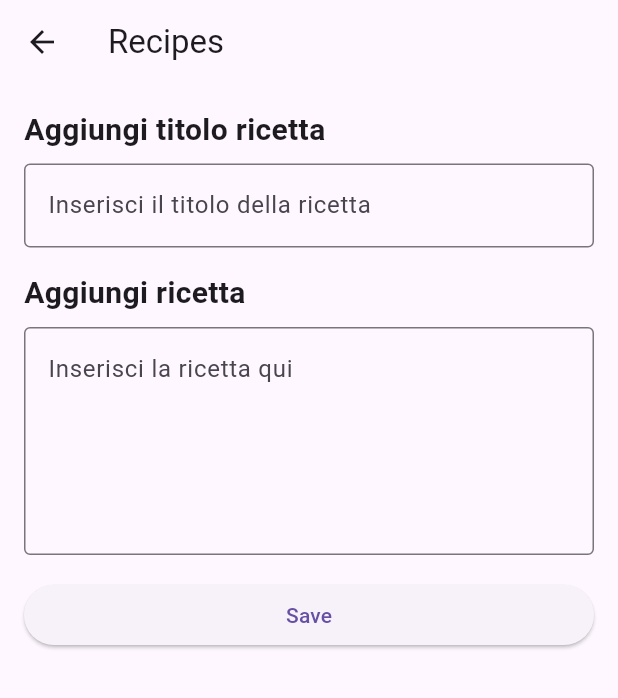
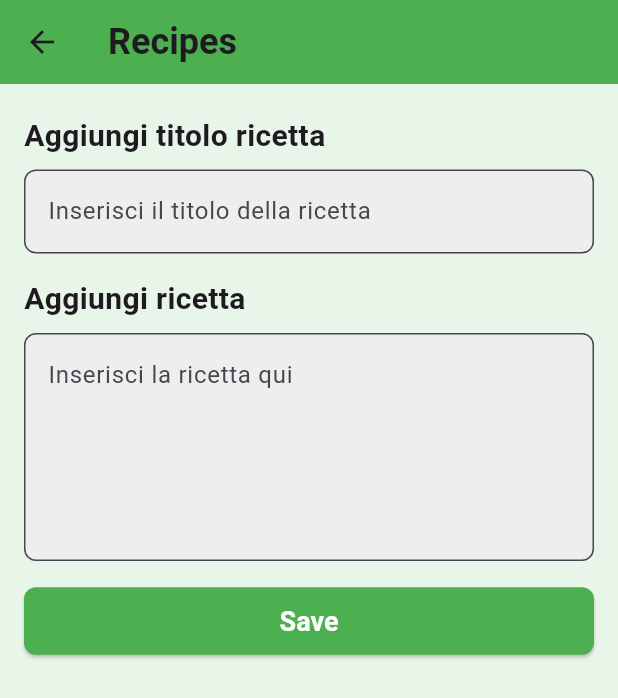
Before and after one commit to meliselmanhaskaj/MyGarden, a Flutter app: the screen it shows after launch, item 3 of the bottom bar chosen, after a tap on the "add" icon, on a phone screen of 412 x 824 dp. Shown: the top 698 px of the screen. Run offline on Flutter 3.47's test engine with Material 3 defaults, Android fonts, the phone set to English and light mode, and no system bars; our stand-ins replace shared_preferences.

Commit message:
deign fatto male ancora

```diff
--- a/lib/main.dart
+++ b/lib/main.dart
@@ -1,9 +1,9 @@
 import 'dart:convert';
+import 'package:address_24/models/plant.dart';
 import 'package:address_24/screens/my_plant.dart';
 import 'package:address_24/screens/recipesadd_screen.dart';
 import 'package:flutter/material.dart';
 import 'package:flutter/services.dart';
-import 'models/plant.dart';
 
 void main() {
   runApp(MyApp());
@@ -15,7 +15,27 @@ class MyApp extends StatelessWidget {
     return MaterialApp(
       title: 'Esempio di Barra di Navigazione Inferiore',
       theme: ThemeData(
-        primarySwatch: Colors.blue,
+        primaryColor: Colors.green[500],
+        scaffoldBackgroundColor: Colors.green[50],
+        appBarTheme: AppBarTheme(
+          color: Colors.green[500],
+        ),
+        bottomNavigationBarTheme: BottomNavigationBarThemeData(
+          selectedItemColor: Colors.green[500],
+          unselectedItemColor: Colors.grey[600],
+          backgroundColor: Colors.green[50],
+        ),
+        textTheme: TextTheme(
+          headline6: TextStyle(
+            fontSize: 24.0,
+            fontWeight: FontWeight.bold,
+            color: Colors.white, // Colore del testo dell'AppBar
+          ),
+          bodyText1: TextStyle(
+            fontSize: 16.0,
+            color: Colors.black,
+          ),
+        ),
       ),
       home: MyHomePage(),
     );
@@ -52,7 +72,6 @@ class _MyHomePageState extends State<MyHomePage> {
       _selectedIndex = index;
       if (_selectedIndex == 2) {
         _selectedIndex = 1;
-        // Se l'utente preme sull'icona delle Ricette (indice 2), apri la schermata principale delle Ricette
         Navigator.push(
           context,
           MaterialPageRoute(builder: (context) => RecipesMainScreen()),
@@ -75,38 +94,64 @@ class _MyHomePageState extends State<MyHomePage> {
   Widget build(BuildContext context) {
     return Scaffold(
       appBar: AppBar(
-        title:
-            Text('MyGarden - La migliore app per il management del tuo orto!'),
+        title: Text(
+          'MyGarden',
+          style: Theme.of(context).textTheme.headline6,
+        ),
       ),
       body: ListView.builder(
         itemCount: plants.length,
         itemBuilder: (context, index) {
           return ListTile(
-            title: Text(plants[index]),
+            title: Text(
+              plants[index],
+              style: Theme.of(context).textTheme.bodyText1,
+            ),
             onTap: () =>
                 {print(jsonList[index]), _onPlantTapped(jsonList[index])},
           );
         },
       ),
-      bottomNavigationBar: BottomNavigationBar(
-        items: const <BottomNavigationBarItem>[
+    bottomNavigationBar: Container(
+  decoration: BoxDecoration(
+    border: Border(
+      top: BorderSide(
+        color: Colors.black,
+        width: 1.0,
+      ),
+    ),
+  ),
+  child: BottomNavigationBar(
+    backgroundColor: Colors.white,
+    selectedItemColor: Colors.green[500],
+    unselectedItemColor: Colors.blue,
+    showSelectedLabels: true,
+    showUnselectedLabels: true,
+    selectedFontSize: 14.0,
+    unselectedFontSize: 14.0,
+    currentIndex: _selectedIndex,
+    onTap: _onItemTapped,
+    items: <BottomNavigationBarItem>[
       BottomNavigationBarItem(
-            icon: Icon(Icons.calendar_today),
+        icon: Icon(Icons.calendar_today, size: 28),
         label: 'Calendar',
       ),
       BottomNavigationBarItem(
-            icon: Icon(Icons.nature),
+        icon: Icon(Icons.nature, size: 28),
         label: 'My Garden',
       ),
       BottomNavigationBarItem(
-            icon: Icon(Icons.menu_book),
+        icon: Icon(Icons.menu_book, size: 28),
         label: 'Recipes',
       ),
     ],
-        currentIndex: _selectedIndex,
-        selectedItemColor: Colors.blue,
-        onTap: _onItemTapped,
+    selectedLabelStyle: TextStyle(fontWeight: FontWeight.bold),
+    unselectedLabelStyle: TextStyle(fontWeight: FontWeight.normal),
+    elevation: 8.0,
+    type: BottomNavigationBarType.fixed,
   ),
+),
+
     );
   }
 }
--- a/lib/models/plant.dart
+++ b/lib/models/plant.dart
@@ -1,6 +1,7 @@
 //ignore_for_file: non_constant_identifier_names
 
 import 'dart:convert';
+
 
 class Plant {
   Plant(
--- a/lib/screens/recipes_screen.dart
+++ b/lib/screens/recipes_screen.dart
@@ -9,10 +9,13 @@ class RecipesScreen extends StatelessWidget {
     return Scaffold(
       appBar: AppBar(
         title: Text('Recipes'),
+        backgroundColor: Colors.green[500], // Colore personalizzato per la barra dell'app
       ),
       body: Padding(
-        padding: const EdgeInsets.all(16.0),
-        child: Column(
+        padding: const EdgeInsets.symmetric(horizontal: 16.0, vertical: 20.0),
+        child: ListView(
+          children: [
+            Column(
               crossAxisAlignment: CrossAxisAlignment.stretch,
               children: [
                 Text(
@@ -29,7 +32,11 @@ class RecipesScreen extends StatelessWidget {
                   },
                   decoration: InputDecoration(
                     hintText: 'Inserisci il titolo della ricetta',
-                border: OutlineInputBorder(),
+                    filled: true,
+                    fillColor: Colors.grey[200], // Colore di riempimento per il campo di input
+                    border: OutlineInputBorder(
+                      borderRadius: BorderRadius.circular(8.0),
+                    ),
                   ),
                 ),
                 SizedBox(height: 16),
@@ -48,7 +55,11 @@ class RecipesScreen extends StatelessWidget {
                   maxLines: 5,
                   decoration: InputDecoration(
                     hintText: 'Inserisci la ricetta qui',
-                border: OutlineInputBorder(),
+                    filled: true,
+                    fillColor: Colors.grey[200], // Colore di riempimento per il campo di input
+                    border: OutlineInputBorder(
+                      borderRadius: BorderRadius.circular(8.0),
+                    ),
                   ),
                 ),
                 SizedBox(height: 16),
@@ -66,6 +77,26 @@ class RecipesScreen extends StatelessWidget {
                     }
                   },
                   child: Text('Save'),
+                  style: ButtonStyle(
+                    backgroundColor: MaterialStateProperty.all<Color>(Colors.green), // Colore di sfondo del pulsante
+                    foregroundColor: MaterialStateProperty.all<Color>(Colors.white), // Colore del testo del pulsante
+                    textStyle: MaterialStateProperty.all<TextStyle>(
+                      TextStyle(
+                        fontSize: 18,
+                        fontWeight: FontWeight.bold,
+                      ),
+                    ),
+                    padding: MaterialStateProperty.all<EdgeInsetsGeometry>(
+                      EdgeInsets.symmetric(vertical: 12.0), // Spaziatura interna del pulsante
+                    ),
+                    shape: MaterialStateProperty.all<OutlinedBorder>(
+                      RoundedRectangleBorder(
+                        borderRadius: BorderRadius.circular(8.0),
+                      ),
+                    ),
+                  ),
+                ),
+              ],
             ),
           ],
         ),
--- a/lib/screens/recipesadd_screen.dart
+++ b/lib/screens/recipesadd_screen.dart
@@ -40,6 +40,7 @@ class _RecipesMainScreenState extends State<RecipesMainScreen> {
     return Scaffold(
       appBar: AppBar(
         title: Text('Recipes'),
+        backgroundColor: Colors.green[500], // Colore personalizzato per la barra dell'app
       ),
       body: Column(
         crossAxisAlignment: CrossAxisAlignment.stretch,
@@ -52,6 +53,7 @@ class _RecipesMainScreenState extends State<RecipesMainScreen> {
                 style: TextStyle(
                   fontSize: 24,
                   fontWeight: FontWeight.bold,
+                  color: Colors.green[500], // Colore personalizzato per il titolo
                 ),
               ),
             ),
@@ -61,8 +63,16 @@ class _RecipesMainScreenState extends State<RecipesMainScreen> {
               itemCount: savedRecipes.length,
               itemBuilder: (context, index) {
                 final recipe = savedRecipes[index];
-                return ListTile(
-                  title: Text(recipe['title']!),
+                return Card(
+                  elevation: 2, // Aggiunge una leggera ombra al card
+                  margin: EdgeInsets.symmetric(horizontal: 16.0, vertical: 8.0),
+                  child: ListTile(
+                    title: Text(
+                      recipe['title']!,
+                      style: TextStyle(
+                        fontSize: 18,
+                      ),
+                    ),
                     onTap: () {
                       Navigator.push(
                         context,
@@ -74,6 +84,7 @@ class _RecipesMainScreenState extends State<RecipesMainScreen> {
                         ),
                       );
                     },
+                  ),
                 );
               },
             ),
@@ -104,6 +115,7 @@ class _RecipesMainScreenState extends State<RecipesMainScreen> {
                     });
                   },
                   child: Icon(Icons.add),
+                  backgroundColor: Colors.green[500], // Colore personalizzato per il pulsante "Add"
                 ),
               ],
             ),
@@ -128,6 +140,7 @@ class RecipeDetailScreen extends StatelessWidget {
     return Scaffold(
       appBar: AppBar(
         title: Text(title),
+        backgroundColor: Colors.green[500], // Colore personalizzato per la barra dell'app
       ),
       body: Padding(
         padding: const EdgeInsets.all(16.0),
@@ -139,6 +152,7 @@ class RecipeDetailScreen extends StatelessWidget {
               style: TextStyle(
                 fontSize: 20,
                 fontWeight: FontWeight.bold,
+                color: Colors.green[500], // Colore personalizzato per il titolo
               ),
             ),
             SizedBox(height: 8),
@@ -154,6 +168,7 @@ class RecipeDetailScreen extends StatelessWidget {
               style: TextStyle(
                 fontSize: 20,
                 fontWeight: FontWeight.bold,
+                color: Colors.green[500], // Colore personalizzato per il titolo
               ),
             ),
             SizedBox(height: 8),
```
Lines whose indentation alone changed are shown as unchanged.
